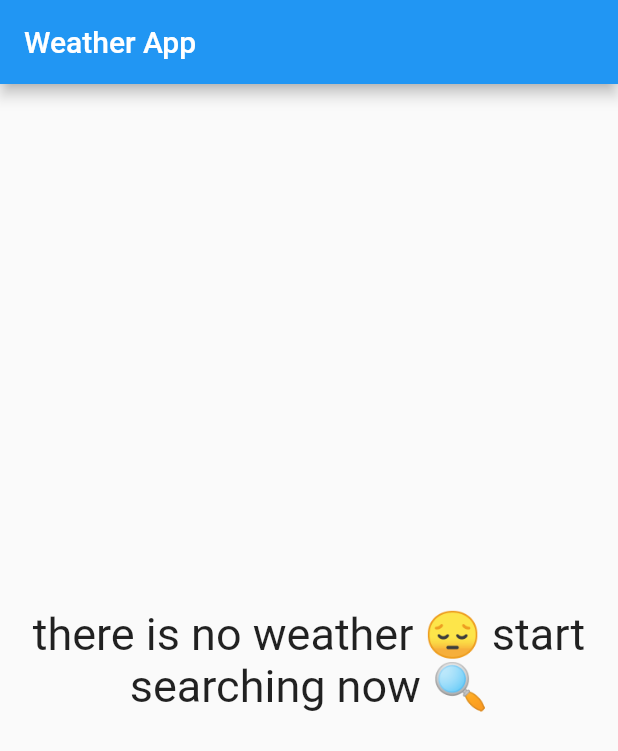
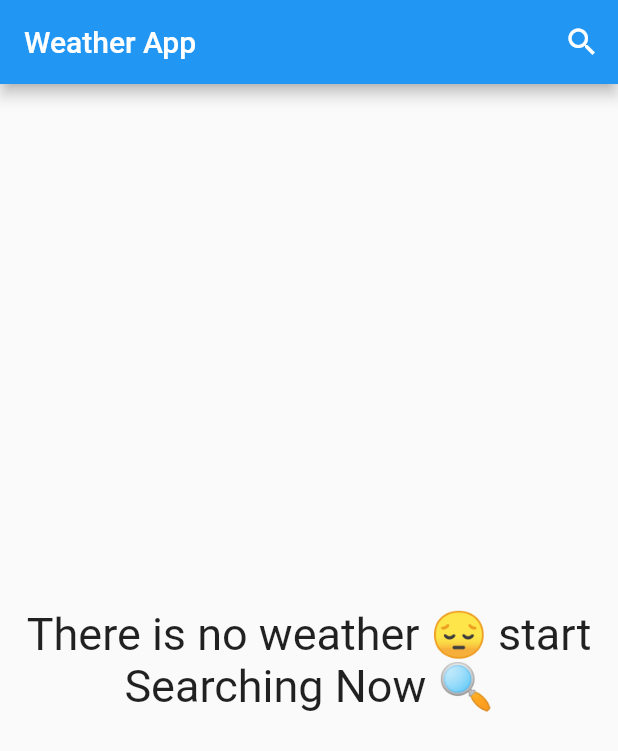
Before and after one commit to hs777it/Weather-App, a Flutter app: the screen it shows after launch, on a phone screen of 412 x 824 dp. Shown: the top 751 px of the screen. Run offline on Flutter 3.47's test engine with Material 2 defaults, Android fonts, the phone set to English and light mode, and no system bars; missing offline and left inert: country_state_city_picker, flutter_csc_picker.

Commit message:
weather app done

```diff
--- a/lib/main.dart
+++ b/lib/main.dart
@@ -1,16 +1,32 @@
 import 'package:flutter/material.dart';
+import 'package:provider/provider.dart';
 import 'package:weather_app/pages/home_page.dart';
+import 'package:weather_app/providers/weather_provider.dart';
 
 void main() {
-  runApp(WeatherApp());
+  runApp(ChangeNotifierProvider(
+    create: (context) {
+      return WeatherProvider();
+    },
+    child: const WeatherApp(),
+  ));
 }
+
 class WeatherApp extends StatelessWidget {
-  const WeatherApp({ Key? key }) : super(key: key);
+  const WeatherApp({Key? key}) : super(key: key);
 
   @override
   Widget build(BuildContext context) {
     return MaterialApp(
-      home: HomePage(),
+      debugShowCheckedModeBanner: false,
+      theme: ThemeData(
+        primarySwatch: Provider.of<WeatherProvider>(context).weatherData == null
+            ? Colors.blue
+            : Provider.of<WeatherProvider>(context)
+                .weatherData!
+                .getThemeColor(),
+      ),
+      home: const HomePage(),
     );
   }
 }
--- a/lib/pages/home_page.dart
+++ b/lib/pages/home_page.dart
@@ -1,32 +1,128 @@
 import 'package:flutter/material.dart';
+import 'package:provider/provider.dart';
+import 'package:weather_app/tools.dart';
+import 'package:weather_app/models/weather_model.dart';
+import 'package:weather_app/pages/search_page.dart';
+import 'package:weather_app/providers/weather_provider.dart';
 
-class HomePage extends StatelessWidget {
+class HomePage extends StatefulWidget {
   const HomePage({Key? key}) : super(key: key);
 
   @override
+  State<HomePage> createState() => _HomePageState();
+}
+
+class _HomePageState extends State<HomePage> {
+  void updateUi() {
+    setState(() {});
+  }
+
+  WeatherModel? weatherData;
+  @override
   Widget build(BuildContext context) {
+    weatherData = Provider.of<WeatherProvider>(context).weatherData;
+
     return Scaffold(
       appBar: AppBar(
-        title: Text('Weather App'),
+        actions: [
+          IconButton(
+            onPressed: () {
+              Navigator.push(context, MaterialPageRoute(builder: (context) {
+                return SearchPage(
+                  updateUi: updateUi,
+                );
+              }));
+            },
+            icon: const Icon(Icons.search),
           ),
-      body: Center(
+        ],
+        title: const Text('Weather App'),
+      ),
+      //body: Provider.of<WeatherProvider>(context).weatherData == null
+      body: weatherData == null
+          ? Center(
               child: Column(
                 mainAxisSize: MainAxisSize.min,
-          children: [
+                children: const [
                   Text(
-              'there is no weather 😔 start',
+                    'There is no weather 😔 start',
                     style: TextStyle(
                       fontSize: 30,
                     ),
                   ),
                   Text(
-              'searching now 🔍',
+                    'Searching Now 🔍',
                     style: TextStyle(
                       fontSize: 30,
                     ),
                   )
                 ],
               ),
+            )
+          : Container(
+              decoration: BoxDecoration(
+                  gradient: LinearGradient(
+                colors: [
+                  weatherData!.getThemeColor(),
+                  weatherData!.getThemeColor()[300]!,
+                  weatherData!.getThemeColor()[100]!,
+                ],
+                begin: Alignment.topCenter,
+                end: Alignment.bottomCenter,
+              )),
+              child: Column(
+                mainAxisAlignment: MainAxisAlignment.center,
+                children: [
+                  const Spacer(
+                    flex: 3,
+                  ),
+                  Text(
+                    Provider.of<WeatherProvider>(context).cityName!.toCapitalize(),
+                    style: const TextStyle(
+                      fontSize: 32,
+                      fontWeight: FontWeight.bold,
+                    ),
+                  ),
+                  Text(
+                    'Updated at : ${weatherData!.date.hour.toString()}:${weatherData!.date.minute.toString()}',
+                    style: const TextStyle(
+                      fontSize: 22,
+                    ),
+                  ),
+                  const Spacer(),
+                  Row(
+                    mainAxisAlignment: MainAxisAlignment.spaceEvenly,
+                    children: [
+                      Image.asset(weatherData!.getImage()),
+                      Text(
+                        weatherData!.temp.toInt().toString(),
+                        style: const TextStyle(
+                          fontSize: 32,
+                          fontWeight: FontWeight.bold,
+                        ),
+                      ),
+                      Column(
+                        children: [
+                          Text('maxTemp :${weatherData!.maxTemp.toInt()}'),
+                          Text('minTemp : ${weatherData!.minTemp.toInt()}'),
+                        ],
+                      ),
+                    ],
+                  ),
+                  const Spacer(),
+                  Text(
+                    // weatherData?.weatherStateName ?? '',
+                    weatherData!.weatherStateName,
+                    style: const TextStyle(
+                      fontSize: 32,
+                      fontWeight: FontWeight.bold,
+                    ),
+                  ),
+                  const Spacer(
+                    flex: 5,
+                  ),
+                ],
+              ),
             ),
     );
   }
--- /dev/null
+++ b/lib/providers/weather_provider.dart
@@ -0,0 +1,15 @@
+import 'package:flutter/cupertino.dart';
+import 'package:weather_app/models/weather_model.dart';
+
+class WeatherProvider extends ChangeNotifier {
+  WeatherModel? _weatherData;
+
+  String? cityName;
+
+  set weatherData(WeatherModel? weather) {
+    _weatherData = weather;
+    notifyListeners();
+  }
+
+  WeatherModel? get weatherData => _weatherData;
+}
--- /dev/null
+++ b/lib/tools.dart
@@ -0,0 +1,6 @@
+
+extension StringExtension on String {
+    String toCapitalize() {
+      return "${this[0].toUpperCase()}${this.substring(1).toLowerCase()}";
+    }
+}
```
Also changed, not shown: lib/city_picker.dart (added, +81 -0 lines), lib/city_picker2.dart (added, +81 -0 lines), lib/models/weather_model.dart (added, +98 -0 lines), lib/pages/search_page.dart (added, +70 -0 lines), lib/services/weather_service.dart (added, +28 -0 lines), pubspec.yaml (+10 -15 lines), pubspec.lock, 2 other files. Lines whose indentation alone changed are shown as unchanged.
